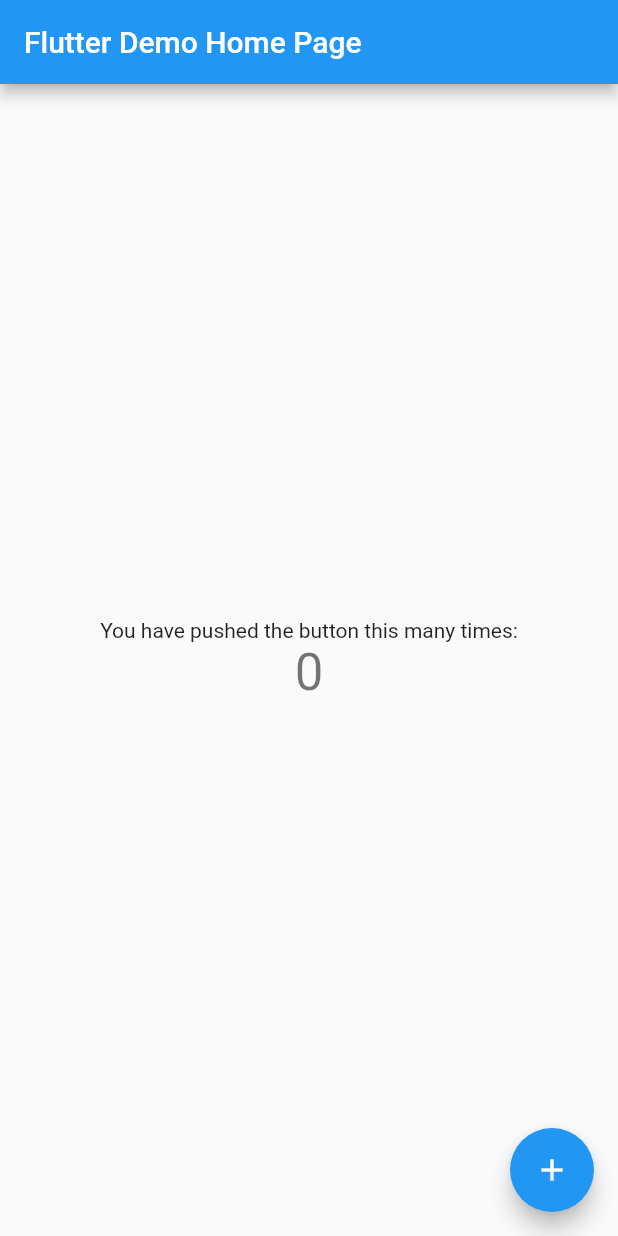
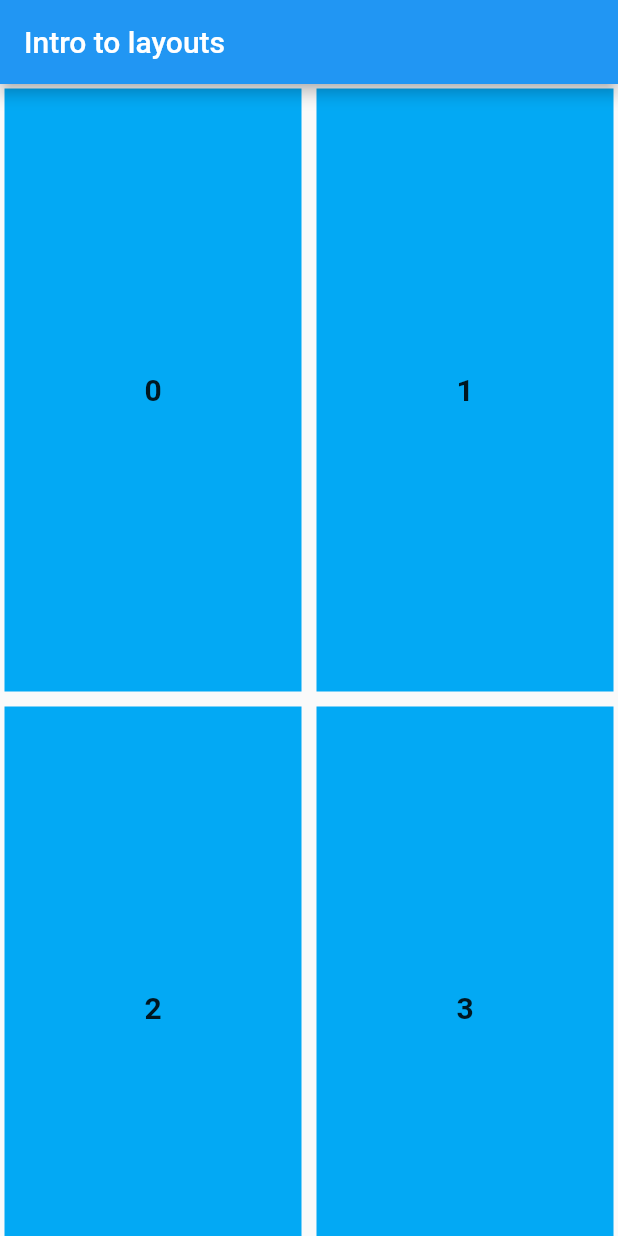
Before and after one commit to PranjulKhirwar/flutter_intro_to_layout, a Flutter app: the screen it shows after launch, on a phone screen of 412 x 824 dp. Run offline on Flutter 3.47's test engine with Material 2 defaults, Android fonts, the phone set to English and light mode, and no system bars.

Commit message:
GridView.count Widget Added

```diff
--- a/lib/main.dart
+++ b/lib/main.dart
@@ -1,7 +1,14 @@
 import 'package:flutter/material.dart';
+import 'package:flutter/rendering.dart';
+import './src/my_home_page.dart';
+
+void showLayoutGuidelines() {
+  debugPaintSizeEnabled = true;
+}
 
 void main() {
   runApp(const MyApp());
+  // showLayoutGuidelines();
 }
 
 class MyApp extends StatelessWidget {
@@ -13,103 +20,9 @@
     return MaterialApp(
       title: 'Flutter Demo',
       theme: ThemeData(
-        // This is the theme of your application.
-        //
-        // Try running your application with "flutter run". You'll see the
-        // application has a blue toolbar. Then, without quitting the app, try
-        // changing the primarySwatch below to Colors.green and then invoke
-        // "hot reload" (press "r" in the console where you ran "flutter run",
-        // or simply save your changes to "hot reload" in a Flutter IDE).
-        // Notice that the counter didn't reset back to zero; the application
-        // is not restarted.
         primarySwatch: Colors.blue,
       ),
-      home: const MyHomePage(title: 'Flutter Demo Home Page'),
+      home: const MyHomePage(),
     );
   }
 }
-
-class MyHomePage extends StatefulWidget {
-  const MyHomePage({Key? key, required this.title}) : super(key: key);
-
-  // This widget is the home page of your application. It is stateful, meaning
-  // that it has a State object (defined below) that contains fields that affect
-  // how it looks.
-
-  // This class is the configuration for the state. It holds the values (in this
-  // case the title) provided by the parent (in this case the App widget) and
-  // used by the build method of the State. Fields in a Widget subclass are
-  // always marked "final".
-
-  final String title;
-
-  @override
-  State<MyHomePage> createState() => _MyHomePageState();
-}
-
-class _MyHomePageState extends State<MyHomePage> {
-  int _counter = 0;
-
-  void _incrementCounter() {
-    setState(() {
-      // This call to setState tells the Flutter framework that something has
-      // changed in this State, which causes it to rerun the build method below
-      // so that the display can reflect the updated values. If we changed
-      // _counter without calling setState(), then the build method would not be
-      // called again, and so nothing would appear to happen.
-      _counter++;
-    });
-  }
-
-  @override
-  Widget build(BuildContext context) {
-    // This method is rerun every time setState is called, for instance as done
-    // by the _incrementCounter method above.
-    //
-    // The Flutter framework has been optimized to make rerunning build methods
-    // fast, so that you can just rebuild anything that needs updating rather
-    // than having to individually change instances of widgets.
-    return Scaffold(
-      appBar: AppBar(
-        // Here we take the value from the MyHomePage object that was created by
-        // the App.build method, and use it to set our appbar title.
-        title: Text(widget.title),
-      ),
-      body: Center(
-        // Center is a layout widget. It takes a single child and positions it
-        // in the middle of the parent.
-        child: Column(
-          // Column is also a layout widget. It takes a list of children and
-          // arranges them vertically. By default, it sizes itself to fit its
-          // children horizontally, and tries to be as tall as its parent.
-          //
-          // Invoke "debug painting" (press "p" in the console, choose the
-          // "Toggle Debug Paint" action from the Flutter Inspector in Android
-          // Studio, or the "Toggle Debug Paint" command in Visual Studio Code)
-          // to see the wireframe for each widget.
-          //
-          // Column has various properties to control how it sizes itself and
-          // how it positions its children. Here we use mainAxisAlignment to
-          // center the children vertically; the main axis here is the vertical
-          // axis because Columns are vertical (the cross axis would be
-          // horizontal).
-          mainAxisAlignment: MainAxisAlignment.center,
-          children: <Widget>[
-            const Text(
-              'You have pushed the button this many times:',
-            ),
-            Text(
-              '$_counter',
-              style: Theme.of(context).textTheme.headline4,
-            ),
-          ],
-        ),
-      ),
-      floatingActionButton: FloatingActionButton(
-        onPressed: _incrementCounter,
-        tooltip: 'Increment',
-        child: const Icon(Icons.add),
-      ), // This trailing comma makes auto-formatting nicer for build methods.
-    );
-  }
-}
--- /dev/null
+++ b/lib/src/my_home_page.dart
@@ -0,0 +1,26 @@
+import 'package:flutter/material.dart';
+
+class MyHomePage extends StatelessWidget {
+  const MyHomePage({ Key? key }) : super(key: key);
+
+  @override
+  Widget build(BuildContext context) {
+    return Scaffold(
+      appBar: AppBar(
+        title: const Text(
+          "Intro to layouts"
+        ),
+      ),
+      body: GridView.count(
+        crossAxisCount: 2,
+        childAspectRatio: 0.5,
+        children: buildGridTileList(20),
+        mainAxisSpacing: 4,
+        crossAxisSpacing: 4,
+      )
+    );
+  }
+
+  List<Container> buildGridTileList(int count) => List.generate(
+    count, (i) => Container(margin: const EdgeInsets.all(3.0) ,child: Center(child: Text("$i", style: const TextStyle(fontWeight: FontWeight.bold, fontSize: 20),)), decoration: const BoxDecoration(color: Colors.lightBlue),));
+}
--- a/pubspec.yaml
+++ b/pubspec.yaml
@@ -58,7 +58,8 @@
   uses-material-design: true
 
   # To add assets to your application, add an assets section, like this:
-  # assets:
+  assets:
+      - images/
   #   - images/a_dot_burr.jpeg
   #   - images/a_dot_ham.jpeg
 
```
Also changed, not shown: images/pavlova.jpg (added), images/pic1.jpg (added), images/pic2.jpg (added), images/pic3.jpg (added).
